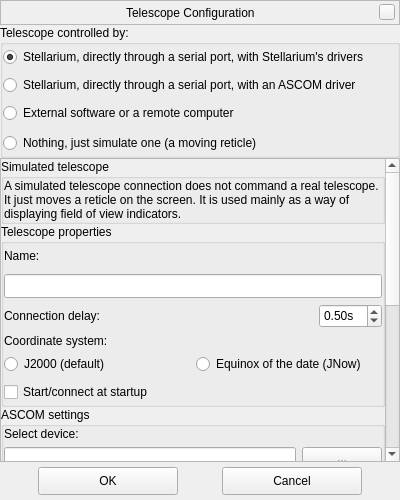
Qt form plugins/TelescopeControl/src/gui/telescopePropertiesWindow.ui (AlBannaTechno/stellarium) before a commit.
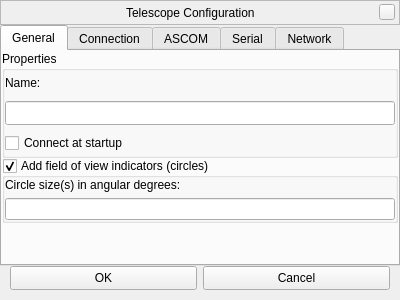
The same form after that commit. The open tabs and pages were chosen to show the change. Custom widgets are drawn as their Qt base class.

Commit message: GUI redesign of TelescopePropertiesWindow

The edit to the form file:
```diff
--- a/plugins/TelescopeControl/src/gui/telescopePropertiesWindow.ui
+++ b/plugins/TelescopeControl/src/gui/telescopePropertiesWindow.ui
@@ -10,25 +10,10 @@
     <x>0</x>
     <y>0</y>
     <width>400</width>
-    <height>500</height>
+    <height>300</height>
    </rect>
   </property>
-  <property name="sizePolicy">
-   <sizepolicy hsizetype="Fixed" vsizetype="Fixed">
-    <horstretch>0</horstretch>
-    <verstretch>0</verstretch>
-   </sizepolicy>
-  </property>
-  <property name="minimumSize">
-   <size>
-    <width>400</width>
-    <height>500</height>
-   </size>
-  </property>
-  <property name="windowTitle">
-   <string>Form</string>
-  </property>
-  <layout class="QVBoxLayout" name="_2">
+  <layout class="QVBoxLayout" name="verticalLayout">
    <property name="spacing">
     <number>0</number>
    </property>
@@ -133,7 +118,11 @@
     </widget>
    </item>
    <item>
-    <widget class="QGroupBox" name="groupBoxType">
+    <widget class="QStackedWidget" name="stackedWidget">
+     <widget class="QWidget" name="pageType">
+      <layout class="QVBoxLayout" name="verticalLayout_10">
+       <item>
+        <widget class="QGroupBox" name="groupBoxConnectionType">
      <property name="sizePolicy">
       <sizepolicy hsizetype="Expanding" vsizetype="Minimum">
        <horstretch>0</horstretch>
@@ -141,9 +130,9 @@
       </sizepolicy>
      </property>
      <property name="title">
-      <string>Telescope controlled by:</string>
-     </property>
-     <layout class="QVBoxLayout" name="verticalLayout">
+          <string>Connection type</string>
+         </property>
+         <layout class="QVBoxLayout" name="verticalLayoutConnectionType">
       <property name="spacing">
        <number>6</number>
       </property>
@@ -151,7 +140,7 @@
        <number>0</number>
       </property>
       <item>
-       <widget class="QRadioButton" name="radioButtonTelescopeLocalNative">
+           <widget class="QRadioButton" name="radioButtonDirectConnection">
         <property name="sizePolicy">
          <sizepolicy hsizetype="Expanding" vsizetype="Fixed">
           <horstretch>0</horstretch>
@@ -164,83 +153,76 @@
           <height>24</height>
          </size>
         </property>
-        <property name="toolTip">
-         <string>A telescope connected to this computer via a serial port and controlled directly by Stellarium.</string>
+            <property name="font">
+             <font>
+              <weight>75</weight>
+              <bold>true</bold>
+             </font>
         </property>
         <property name="text">
-         <string>Stellarium, directly through a serial port, with Stellarium's drivers</string>
-        </property>
-        <property name="checked">
+             <string>Direct connection</string>
+            </property>
+           </widget>
+          </item>
+          <item>
+           <widget class="QLabel" name="labelDirectConnection">
+            <property name="text">
+             <string>Stellarium communicates directly with a device via serial port.</string>
+            </property>
+            <property name="alignment">
+             <set>Qt::AlignLeading|Qt::AlignLeft|Qt::AlignTop</set>
+            </property>
+            <property name="wordWrap">
          <bool>true</bool>
         </property>
        </widget>
       </item>
       <item>
-       <widget class="QRadioButton" name="radioButtonTelescopeLocalAscom">
+           <widget class="QRadioButton" name="radioButtonIndirectConnection">
+            <property name="font">
+             <font>
+              <weight>75</weight>
+              <bold>true</bold>
+             </font>
+            </property>
         <property name="text">
-         <string>Stellarium, directly through a serial port, with an ASCOM driver</string>
+             <string>Indirect connection</string>
         </property>
        </widget>
       </item>
       <item>
-       <widget class="QRadioButton" name="radioButtonTelescopeConnection">
-        <property name="sizePolicy">
-         <sizepolicy hsizetype="Expanding" vsizetype="Fixed">
-          <horstretch>0</horstretch>
-          <verstretch>0</verstretch>
-         </sizepolicy>
-        </property>
-        <property name="minimumSize">
-         <size>
-          <width>0</width>
-          <height>24</height>
-         </size>
-        </property>
-        <property name="toolTip">
-         <string>A telescope controlled by an external application, either at this computer or at a remote machine.</string>
-        </property>
-        <property name="text">
-         <string>External software or a remote computer</string>
-        </property>
+           <widget class="QLabel" name="labelIndirectConnection">
+            <property name="text">
+             <string>Stellarium communicates with another application running on the same computer or on another computer, via a network connection (TCP/IP).</string>
+            </property>
+            <property name="alignment">
+             <set>Qt::AlignLeading|Qt::AlignLeft|Qt::AlignTop</set>
+            </property>
+            <property name="wordWrap">
+             <bool>true</bool>
+            </property>
        </widget>
       </item>
       <item>
-       <widget class="QRadioButton" name="radioButtonTelescopeVirtual">
-        <property name="sizePolicy">
-         <sizepolicy hsizetype="Expanding" vsizetype="Fixed">
-          <horstretch>0</horstretch>
-          <verstretch>0</verstretch>
-         </sizepolicy>
-        </property>
-        <property name="minimumSize">
+           <spacer name="verticalSpacerConnectionType">
+            <property name="orientation">
+             <enum>Qt::Vertical</enum>
+            </property>
+            <property name="sizeHint" stdset="0">
          <size>
-          <width>0</width>
-          <height>24</height>
-         </size>
-        </property>
-        <property name="text">
-         <string>Nothing, just simulate one (a moving reticle)</string>
-        </property>
-       </widget>
+              <width>20</width>
+              <height>40</height>
+             </size>
+            </property>
+           </spacer>
       </item>
      </layout>
     </widget>
    </item>
-   <item>
-    <widget class="QScrollArea" name="scrollArea">
-     <property name="widgetResizable">
-      <bool>true</bool>
-     </property>
-     <widget class="QWidget" name="scrollAreaWidgetContents">
-      <property name="geometry">
-       <rect>
-        <x>0</x>
-        <y>-251</y>
-        <width>381</width>
-        <height>564</height>
-       </rect>
-      </property>
-      <layout class="QVBoxLayout" name="verticalLayoutScrollArea">
+      </layout>
+     </widget>
+     <widget class="QWidget" name="pageProperties">
+      <layout class="QVBoxLayout" name="verticalLayout_2">
        <property name="spacing">
         <number>0</number>
        </property>
@@ -248,11 +230,12 @@
         <number>0</number>
        </property>
        <item>
-        <widget class="QGroupBox" name="groupBoxVirtualTelescope">
-         <property name="title">
-          <string>Simulated telescope</string>
-         </property>
-         <layout class="QVBoxLayout" name="verticalLayoutVirtualTelescope">
+        <widget class="QTabWidget" name="tabWidget">
+         <widget class="QWidget" name="tabGeneral">
+          <attribute name="title">
+           <string>General</string>
+          </attribute>
+          <layout class="QVBoxLayout" name="verticalLayout_3">
           <property name="spacing">
            <number>0</number>
           </property>
@@ -260,22 +243,9 @@
            <number>0</number>
           </property>
           <item>
-           <widget class="QLabel" name="label">
-            <property name="text">
-             <string>A simulated telescope connection does not command a real telescope. It just moves a reticle on the screen. It is used mainly as a way of displaying field of view indicators.</string>
-            </property>
-            <property name="wordWrap">
-             <bool>true</bool>
-            </property>
-           </widget>
-          </item>
-         </layout>
-        </widget>
-       </item>
-       <item>
-        <widget class="QGroupBox" name="groupBoxTelescopeProperties">
+            <widget class="QGroupBox" name="groupBoxProperties">
          <property name="title">
-          <string>Telescope properties</string>
+              <string>Properties</string>
          </property>
          <layout class="QVBoxLayout" name="verticalLayoutTelescope">
           <property name="margin">
@@ -320,13 +290,93 @@
            </widget>
           </item>
           <item>
-           <widget class="QFrame" name="frameDelay">
-            <layout class="QHBoxLayout" name="horizontalLayoutDelay">
+               <widget class="QCheckBox" name="checkBoxConnectAtStartup">
+                <property name="minimumSize">
+                 <size>
+                  <width>0</width>
+                  <height>24</height>
+                 </size>
+                </property>
+                <property name="toolTip">
+                 <string>Automatically attempt to start the telescope or establish connection when Stellarium starts</string>
+                </property>
+                <property name="text">
+                 <string>Connect at startup</string>
+                </property>
+               </widget>
+              </item>
+             </layout>
+            </widget>
+           </item>
+           <item>
+            <widget class="QGroupBox" name="groupBoxFovCircles">
+             <property name="title">
+              <string>Add field of view indicators (circles)</string>
+             </property>
+             <property name="checkable">
+              <bool>true</bool>
+             </property>
+             <layout class="QVBoxLayout" name="verticalLayoutUserInterface">
              <property name="margin">
               <number>0</number>
              </property>
              <item>
-              <widget class="QLabel" name="labelConnectionDelay">
+               <widget class="QLabel" name="labelFovCircles">
+                <property name="text">
+                 <string>Circle size(s) in angular degrees:</string>
+                </property>
+               </widget>
+              </item>
+              <item>
+               <widget class="QLineEdit" name="lineEditFovCircleSizes">
+                <property name="toolTip">
+                 <string>Up to ten decimal values in degrees of arc, separated with commas</string>
+                </property>
+                <property name="text">
+                 <string/>
+                </property>
+               </widget>
+              </item>
+             </layout>
+            </widget>
+           </item>
+           <item>
+            <spacer name="verticalSpacerGeneral">
+             <property name="orientation">
+              <enum>Qt::Vertical</enum>
+             </property>
+             <property name="sizeHint" stdset="0">
+              <size>
+               <width>0</width>
+               <height>0</height>
+              </size>
+             </property>
+            </spacer>
+           </item>
+          </layout>
+         </widget>
+         <widget class="QWidget" name="tabConnection">
+          <attribute name="title">
+           <string>Connection</string>
+          </attribute>
+          <layout class="QVBoxLayout" name="verticalLayout_4">
+           <property name="spacing">
+            <number>0</number>
+           </property>
+           <property name="margin">
+            <number>0</number>
+           </property>
+           <item>
+            <widget class="QGroupBox" name="groupBoxDelay">
+             <property name="title">
+              <string>Reticle movement smoothing</string>
+             </property>
+             <layout class="QHBoxLayout" name="horizontalLayout_2">
+              <property name="margin">
+               <number>0</number>
+              </property>
+              <item>
+               <widget class="QLabel" name="labelDelay">
                <property name="sizePolicy">
                 <sizepolicy hsizetype="Expanding" vsizetype="Fixed">
                  <horstretch>0</horstretch>
@@ -345,7 +395,7 @@
               </widget>
              </item>
              <item>
-              <widget class="QDoubleSpinBox" name="doubleSpinBoxTelescopeDelay">
+               <widget class="QDoubleSpinBox" name="doubleSpinBoxDelay">
                <property name="sizePolicy">
                 <sizepolicy hsizetype="Minimum" vsizetype="Fixed">
                  <horstretch>0</horstretch>
@@ -386,15 +436,11 @@
            </widget>
           </item>
           <item>
-           <widget class="QLabel" name="labelEquinox">
-            <property name="text">
-             <string>Coordinate system:</string>
-            </property>
-           </widget>
-          </item>
-          <item>
-           <widget class="QFrame" name="frameEquinox">
-            <layout class="QHBoxLayout" name="horizontalLayoutEpoch">
+            <widget class="QGroupBox" name="groupBoxEquinox">
+             <property name="title">
+              <string>Coordinate system</string>
+             </property>
+             <layout class="QHBoxLayout" name="horizontalLayout_3">
              <property name="margin">
               <number>0</number>
              </property>
@@ -416,29 +462,39 @@
            </widget>
           </item>
           <item>
-           <widget class="QCheckBox" name="checkBoxConnectAtStartup">
-            <property name="minimumSize">
+            <spacer name="verticalSpacerConnection">
+             <property name="orientation">
+              <enum>Qt::Vertical</enum>
+             </property>
+             <property name="sizeHint" stdset="0">
              <size>
               <width>0</width>
-              <height>24</height>
-             </size>
-            </property>
-            <property name="toolTip">
-             <string>Automatically attempt to start the telescope or establish connection when Stellarium starts</string>
-            </property>
-            <property name="text">
-             <string>Start/connect at startup</string>
-            </property>
-           </widget>
+               <height>0</height>
+              </size>
+             </property>
+            </spacer>
           </item>
          </layout>
         </widget>
-       </item>
+         <widget class="QWidget" name="tabAscom">
+          <attribute name="title">
+           <string>ASCOM</string>
+          </attribute>
+          <layout class="QVBoxLayout" name="verticalLayout_5">
+           <property name="spacing">
+            <number>0</number>
+           </property>
+           <property name="margin">
+            <number>0</number>
+           </property>
        <item>
-        <widget class="QGroupBox" name="groupBoxAscomSettings">
+            <widget class="QGroupBox" name="groupBoxAscom">
          <property name="title">
           <string>ASCOM settings</string>
          </property>
+             <property name="alignment">
+              <set>Qt::AlignLeading|Qt::AlignLeft|Qt::AlignTop</set>
+             </property>
          <layout class="QVBoxLayout" name="verticalLayoutAscom">
           <property name="margin">
            <number>0</number>
@@ -479,7 +535,33 @@
         </widget>
        </item>
        <item>
-        <widget class="QGroupBox" name="groupBoxDeviceSettings">
+            <spacer name="verticalSpacerAscom">
+             <property name="orientation">
+              <enum>Qt::Vertical</enum>
+             </property>
+             <property name="sizeHint" stdset="0">
+              <size>
+               <width>0</width>
+               <height>0</height>
+              </size>
+             </property>
+            </spacer>
+           </item>
+          </layout>
+         </widget>
+         <widget class="QWidget" name="tabSerial">
+          <attribute name="title">
+           <string>Serial</string>
+          </attribute>
+          <layout class="QVBoxLayout" name="verticalLayout_6">
+           <property name="spacing">
+            <number>0</number>
+           </property>
+           <property name="margin">
+            <number>0</number>
+           </property>
+           <item>
+            <widget class="QGroupBox" name="groupBoxSerialSettings">
          <property name="title">
           <string>Device settings</string>
          </property>
@@ -603,7 +685,33 @@
         </widget>
        </item>
        <item>
-        <widget class="QGroupBox" name="groupBoxConnectionSettings">
+            <spacer name="verticalSpacerSerial">
+             <property name="orientation">
+              <enum>Qt::Vertical</enum>
+             </property>
+             <property name="sizeHint" stdset="0">
+              <size>
+               <width>0</width>
+               <height>0</height>
+              </size>
+             </property>
+            </spacer>
+           </item>
+          </layout>
+         </widget>
+         <widget class="QWidget" name="tabNetwork">
+          <attribute name="title">
+           <string>Network</string>
+          </attribute>
+          <layout class="QVBoxLayout" name="verticalLayout_7">
+           <property name="spacing">
+            <number>0</number>
+           </property>
+           <property name="margin">
+            <number>0</number>
+           </property>
+           <item>
+            <widget class="QGroupBox" name="groupBoxNetworkSettings">
          <property name="title">
           <string>Connection settings</string>
          </property>
@@ -674,49 +782,17 @@
         </widget>
        </item>
        <item>
-        <widget class="QGroupBox" name="groupBoxUserInterface">
-         <property name="title">
-          <string>User interface settings</string>
-         </property>
-         <layout class="QVBoxLayout" name="verticalLayoutUserInterface">
-          <property name="margin">
-           <number>0</number>
-          </property>
-          <item>
-           <widget class="QCheckBox" name="checkBoxCircles">
-            <property name="toolTip">
-             <string>Show circles with fixed angular size around the telescope reticle</string>
-            </property>
-            <property name="text">
-             <string>Use field of view indicators</string>
-            </property>
-           </widget>
-          </item>
-          <item>
-           <widget class="QLabel" name="labelCircles">
-            <property name="enabled">
-             <bool>false</bool>
-            </property>
-            <property name="text">
-             <string>Circle size(s):</string>
-            </property>
-           </widget>
-          </item>
-          <item>
-           <widget class="QLineEdit" name="lineEditCircleList">
-            <property name="enabled">
-             <bool>false</bool>
-            </property>
-            <property name="toolTip">
-             <string>Up to ten decimal values in degrees of arc, separated with commas</string>
-            </property>
-            <property name="text">
-             <string/>
-            </property>
-           </widget>
-          </item>
-         </layout>
-        </widget>
+            <spacer name="verticalSpacerNetwork">
+             <property name="orientation">
+              <enum>Qt::Vertical</enum>
+             </property>
+             <property name="sizeHint" stdset="0">
+              <size>
+               <width>0</width>
+               <height>0</height>
+              </size>
+             </property>
+            </spacer>
        </item>
       </layout>
      </widget>
@@ -726,34 +802,25 @@
     <widget class="QFrame" name="frameOkCancelButtons">
      <layout class="QHBoxLayout" name="horizontalLayout">
       <property name="leftMargin">
-       <number>0</number>
+           <number>10</number>
       </property>
       <property name="topMargin">
-       <number>5</number>
+           <number>0</number>
       </property>
       <property name="rightMargin">
-       <number>0</number>
+           <number>10</number>
       </property>
       <property name="bottomMargin">
-       <number>5</number>
+           <number>10</number>
       </property>
       <item>
        <widget class="QPushButton" name="pushButtonSave">
-        <property name="sizePolicy">
-         <sizepolicy hsizetype="Fixed" vsizetype="Fixed">
-          <horstretch>0</horstretch>
-          <verstretch>0</verstretch>
-         </sizepolicy>
-        </property>
         <property name="minimumSize">
          <size>
-          <width>140</width>
-          <height>28</height>
-         </size>
-        </property>
-        <property name="layoutDirection">
-         <enum>Qt::RightToLeft</enum>
-        </property>
+              <width>0</width>
+              <height>24</height>
+             </size>
+            </property>
         <property name="text">
          <string>OK</string>
         </property>
@@ -761,16 +828,10 @@
       </item>
       <item>
        <widget class="QPushButton" name="pushButtonDiscard">
-        <property name="sizePolicy">
-         <sizepolicy hsizetype="Fixed" vsizetype="Fixed">
-          <horstretch>0</horstretch>
-          <verstretch>0</verstretch>
-         </sizepolicy>
-        </property>
         <property name="minimumSize">
          <size>
-          <width>140</width>
-          <height>28</height>
+              <width>0</width>
+              <height>24</height>
          </size>
         </property>
         <property name="text">
@@ -783,6 +844,10 @@
    </item>
   </layout>
  </widget>
+    </widget>
+   </item>
+  </layout>
+ </widget>
  <customwidgets>
   <customwidget>
    <class>BarFrame</class>
```
Left out of the diff: 72 changed lines with no effect on the pictures. Lines whose indentation alone changed are shown as unchanged. The commit also changes 4 other files.
